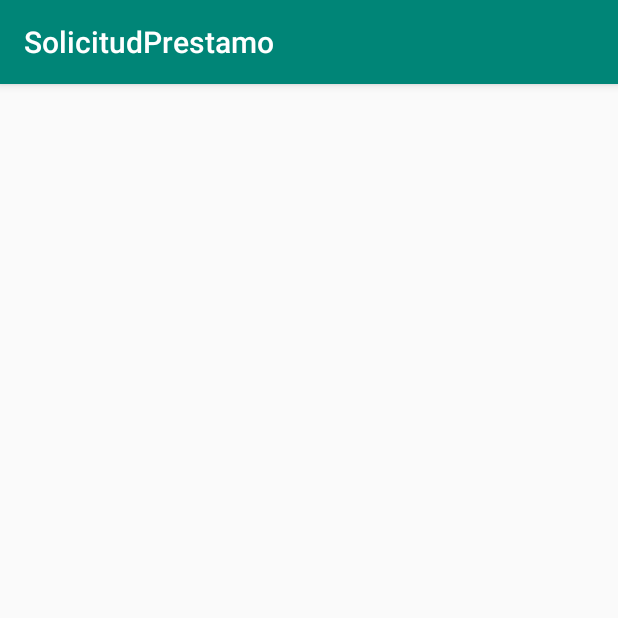
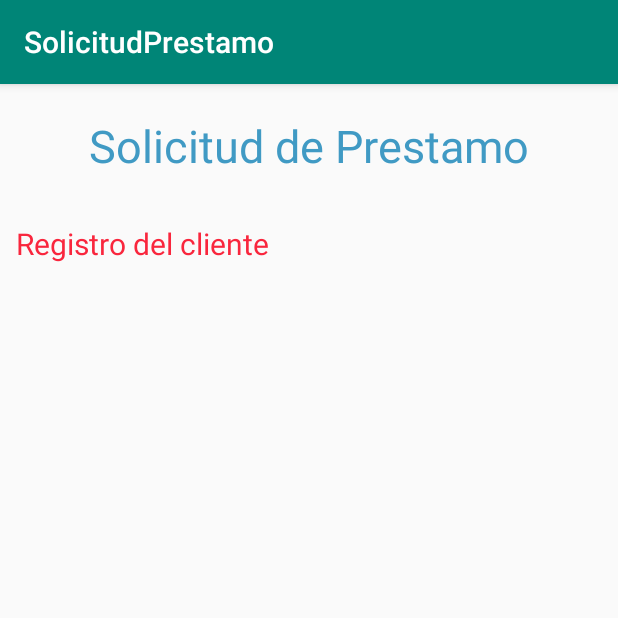
Before and after one commit to Daybeling/SolicitudPrestamo, an Android app: the Main2Activity screen opened directly, with no data from a screen before it, on a phone screen of 412 x 824 dp, the top half of it. Run offline under Robolectric (Android 15) with nearby library versions, the phone set to English and light mode, and no system bars.

Commit message:
Agregando Campos

```diff
--- a/app/src/main/res/layout/activity_main.xml
+++ b/app/src/main/res/layout/activity_main.xml
@@ -161,7 +161,8 @@
         android:layout_margin="5dp"
         android:ems="10"
         android:inputType="textPersonName"
-        android:text="" />
+        android:text=""
+        />
 
     <Button
         android:layout_width="wrap_content"
--- a/app/src/main/res/layout/activity_main2.xml
+++ b/app/src/main/res/layout/activity_main2.xml
@@ -1,9 +1,39 @@
-<?xml version="1.0" encoding="utf-8"?>
-<android.support.constraint.ConstraintLayout xmlns:android="http://schemas.android.com/apk/res/android"
-    xmlns:app="http://schemas.android.com/apk/res-auto"
-    xmlns:tools="http://schemas.android.com/tools"
-    android:layout_width="match_parent"
+<LinearLayout android:layout_width="match_parent"
     android:layout_height="match_parent"
-    tools:context=".Main2Activity">
+    android:orientation="vertical"
+    xmlns:android="http://schemas.android.com/apk/res/android">
 
-</android.support.constraint.ConstraintLayout>
+    <TextView
+        android:id="@+id/Titulo"
+        android:layout_width="wrap_content"
+        android:layout_height="wrap_content"
+        android:layout_gravity="center_horizontal"
+        android:text="Solicitud de Prestamo"
+        android:textColor="#409AC4"
+        android:textSize="30sp"
+        android:layout_margin="15dp" android:padding="5dp"/>
+
+    <TextView
+        android:id="@+id/SubTitulo"
+        android:layout_width="wrap_content"
+        android:layout_height="wrap_content"
+        android:text="Registro del cliente"
+        android:layout_gravity="left"
+        android:textSize="20sp"
+        android:textColor="#F9263D"
+        android:layout_margin="5dp" android:padding="5dp"/>
+
+    <LinearLayout
+        android:layout_width="match_parent"
+        android:layout_height="match_parent"
+
+        ></LinearLayout>
+
+
+
+
+
+
+
+
+</LinearLayout>
```
